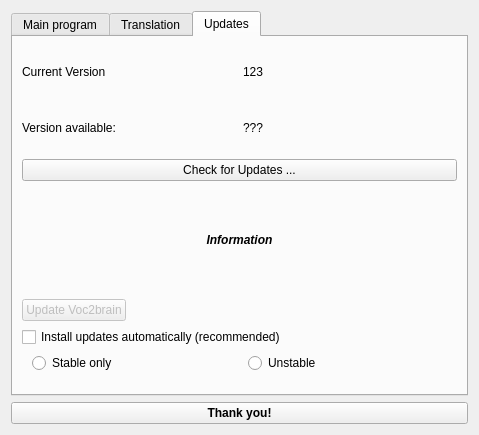
Before: the Qt Designer form ui_resources/about.ui in jokober/voc2brain, drawn with Qt 5.
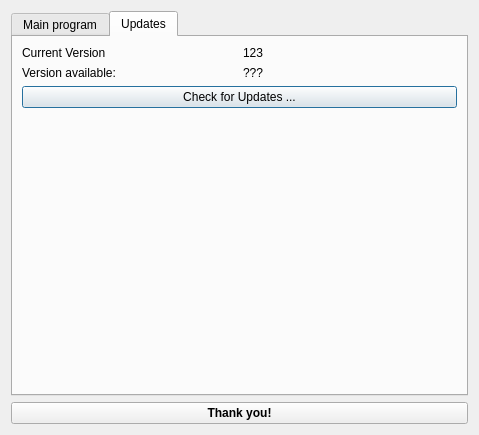
After: the same form once the commit is applied. The open tabs and pages were chosen to show the change.

What changed in the file:
```diff
--- a/ui_resources/about.ui
+++ b/ui_resources/about.ui
@@ -116,70 +116,6 @@
          </property>
         </widget>
        </item>
-       <item>
-        <widget class="QLabel" name="label_4">
-         <property name="text">
-          <string notr="true">Copyright © 2011-2017 Jonathan Kossick</string>
-         </property>
-        </widget>
-       </item>
-      </layout>
-     </widget>
-     <widget class="QWidget" name="tabWidgetPage2">
-      <attribute name="title">
-       <string>Translation</string>
-      </attribute>
-      <layout class="QVBoxLayout" name="verticalLayout">
-       <item>
-        <widget class="QLabel" name="label_5">
-         <property name="font">
-          <font>
-           <pointsize>12</pointsize>
-          </font>
-         </property>
-         <property name="text">
-          <string notr="true">English:     Fiete Brunk</string>
-         </property>
-        </widget>
-       </item>
-       <item>
-        <widget class="QLabel" name="label_6">
-         <property name="font">
-          <font>
-           <pointsize>12</pointsize>
-          </font>
-         </property>
-         <property name="text">
-          <string notr="true">Spanish:    Fiete Brunk</string>
-         </property>
-        </widget>
-       </item>
-       <item>
-        <widget class="QLabel" name="label_7">
-         <property name="font">
-          <font>
-           <pointsize>12</pointsize>
-          </font>
-         </property>
-         <property name="text">
-          <string notr="true">Arabic:       Emran Etier</string>
-         </property>
-        </widget>
-       </item>
-       <item>
-        <widget class="QLabel" name="label_10">
-         <property name="text">
-          <string/>
-         </property>
-        </widget>
-       </item>
-       <item>
-        <widget class="QCommandLinkButton" name="translator_link">
-         <property name="text">
-          <string notr="true">I also want to translate Voc2brain</string>
-         </property>
-        </widget>
-       </item>
       </layout>
      </widget>
      <widget class="QWidget" name="tab_version">
@@ -227,92 +163,20 @@
         </widget>
        </item>
        <item>
-        <widget class="QLabel" name="InfoVersionLabel">
-         <property name="font">
-          <font>
-           <weight>75</weight>
-           <italic>true</italic>
-           <bold>true</bold>
-          </font>
+        <spacer name="verticalSpacer">
+         <property name="orientation">
+          <enum>Qt::Vertical</enum>
          </property>
-         <property name="text">
-          <string notr="true">Information</string>
+         <property name="sizeHint" stdset="0">
+          <size>
+           <width>20</width>
+           <height>40</height>
+          </size>
          </property>
-         <property name="alignment">
-          <set>Qt::AlignCenter</set>
-         </property>
-        </widget>
+        </spacer>
        </item>
        <item>
-        <layout class="QHBoxLayout" name="horizontalLayout_2">
-         <item>
-          <widget class="QPushButton" name="updateButton">
-           <property name="enabled">
-            <bool>false</bool>
-           </property>
-           <property name="text">
-            <string>Update Voc2brain</string>
-           </property>
-          </widget>
-         </item>
-         <item>
-          <spacer name="horizontalSpacer_2">
-           <property name="orientation">
-            <enum>Qt::Horizontal</enum>
-           </property>
-           <property name="sizeHint" stdset="0">
-            <size>
-             <width>40</width>
-             <height>20</height>
-            </size>
-           </property>
-          </spacer>
-         </item>
-        </layout>
-       </item>
-       <item>
-        <widget class="QCheckBox" name="AutoInstallCheckBox">
-         <property name="text">
-          <string>Install updates automatically (recommended)</string>
-         </property>
-        </widget>
-       </item>
-       <item>
-        <layout class="QHBoxLayout" name="horizontalLayout_3">
-         <property name="bottomMargin">
-          <number>12</number>
-         </property>
-         <item>
-          <spacer name="horizontalSpacer_3">
-           <property name="orientation">
-            <enum>Qt::Horizontal</enum>
-           </property>
-           <property name="sizeType">
-            <enum>QSizePolicy::Fixed</enum>
-           </property>
-           <property name="sizeHint" stdset="0">
-            <size>
-             <width>10</width>
-             <height>20</height>
-            </size>
-           </property>
-          </spacer>
-         </item>
-         <item>
-          <widget class="QRadioButton" name="stableRadio">
-           <property name="text">
-            <string>Stable only </string>
-           </property>
-          </widget>
-         </item>
-         <item>
-          <widget class="QRadioButton" name="BetaRadio">
-           <property name="text">
-            <string>Unstable</string>
-           </property>
-          </widget>
-         </item>
-        </layout>
+        <layout class="QHBoxLayout" name="horizontalLayout_2"/>
        </item>
       </layout>
      </widget>
```
Left out of the diff: 2 changed lines with no effect on the pictures.
